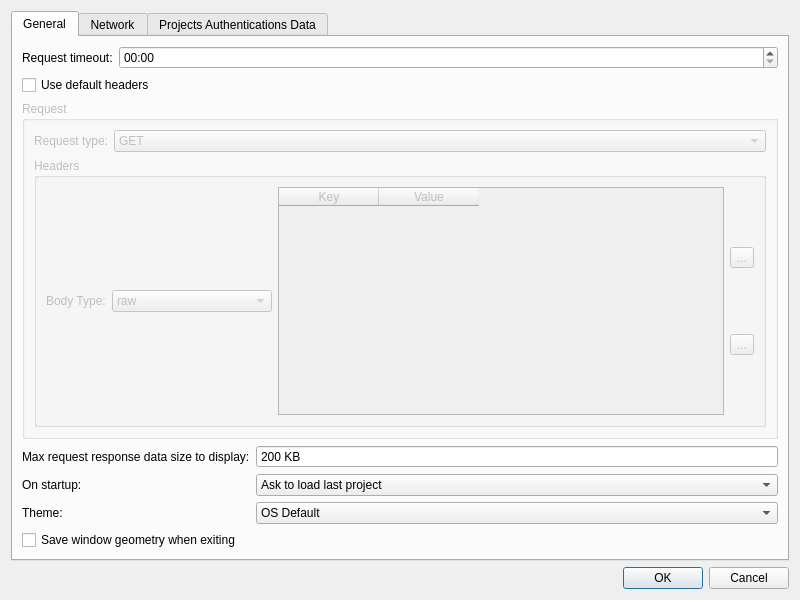
Before: the Qt Designer form preferences.ui in fabiobento512/FRequest, drawn with Qt 5.
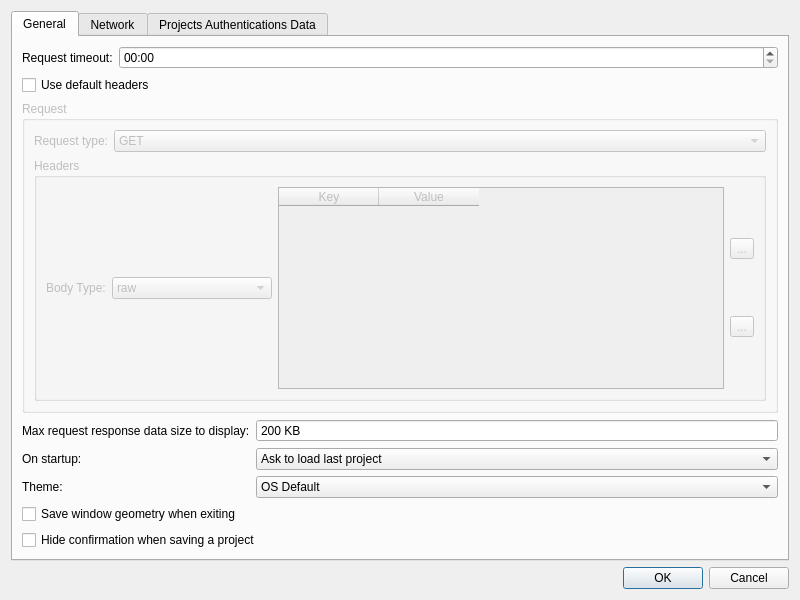
After: the same form once the commit is applied. Icons and pictures are not drawn.

What changed in the file:
```diff
--- a/preferences.ui
+++ b/preferences.ui
@@ -318,6 +318,13 @@
          </property>
         </widget>
        </item>
+       <item>
+        <widget class="QCheckBox" name="cbHideProjectSavedDialog">
+         <property name="text">
+          <string>Hide confirmation when saving a project</string>
+         </property>
+        </widget>
+       </item>
       </layout>
      </widget>
      <widget class="QWidget" name="tab_3">
```
Lines whose indentation alone changed are shown as unchanged.
